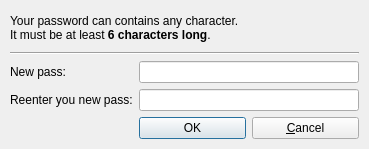
Above: core/rzxchangepass.ui from Fruneau/qRezix before the change. Below: the same form after it.
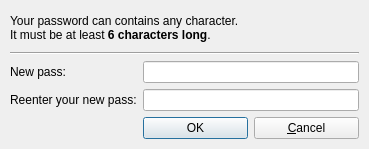
That is the form after the change.

```diff
--- a/core/rzxchangepass.ui
+++ b/core/rzxchangepass.ui
@@ -49,7 +49,7 @@
    <item row="3" column="0" >
     <widget class="QLabel" name="textLabel5" >
      <property name="text" >
-      <string>Reenter you new pass:</string>
+      <string>Reenter your new pass:</string>
      </property>
      <property name="buddy" >
       <cstring>leReenterNewPass</cstring>
```
Left out of the diff: 2 changed lines with no effect on the pictures.
